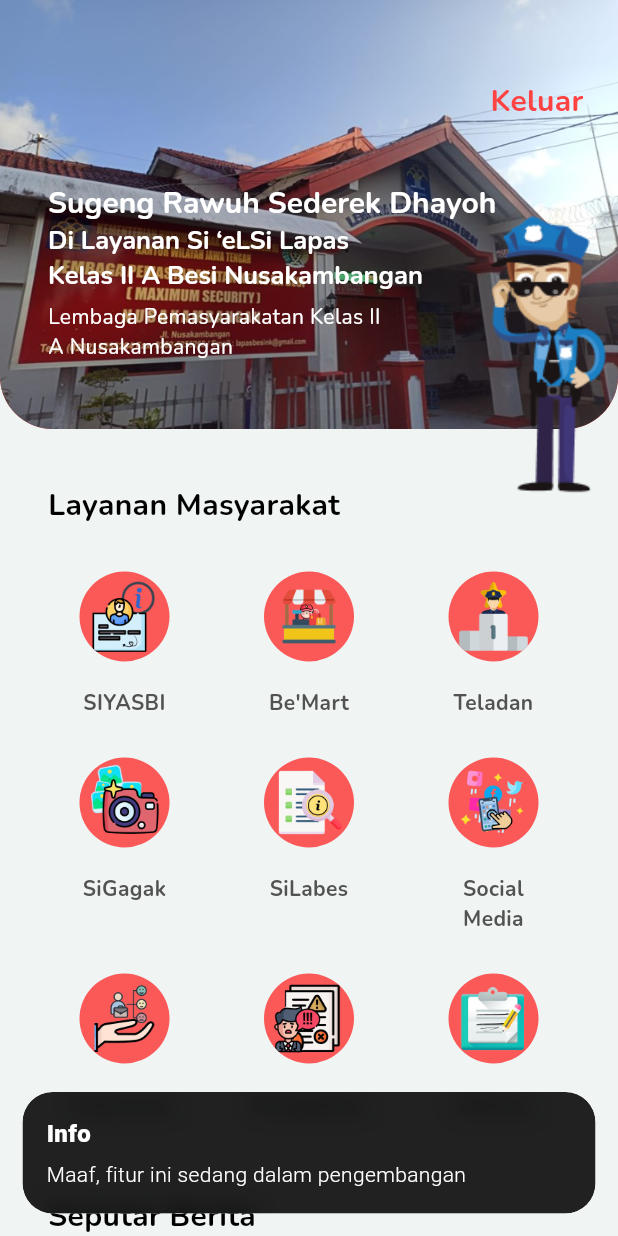
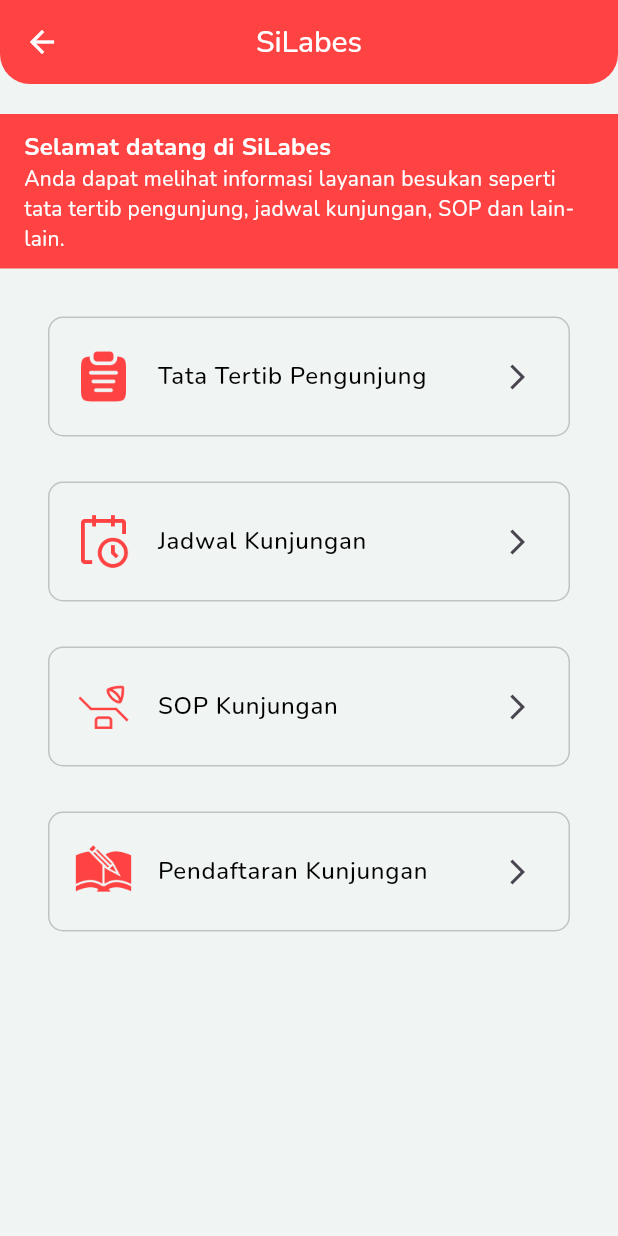
Before and after one commit to Introvertskrrt/SiElsi-Project, a Flutter app: the DashboardKeluargaView screen opened by its route, after a tap on "SiLabes", on a phone screen of 412 x 824 dp. Run offline on Flutter 3.47's test engine with Material 3 defaults, Android fonts, the light colour scheme and no system bars; our stand-ins replace carousel_slider, dash_chat_2, dropdown_button2, file_picker, flutter_svg, get and 3 more.

Commit message:
finished feat-silabes

```diff
--- a/lib/main.dart
+++ b/lib/main.dart
@@ -12,6 +12,7 @@ import 'package:sibesi_app/views/login_views/login_role_view.dart';
 import 'package:sibesi_app/views/login_views/login_pegawai_view.dart';
 import 'package:sibesi_app/views/sigagak_views/detail_kegiatan_view.dart';
 import 'package:sibesi_app/views/sigagak_views/sigagak_view.dart';
+import 'package:sibesi_app/views/silabes_views/silabes_view.dart';
 import 'package:sibesi_app/views/sinamu_views/sinamu_view.dart';
 import 'package:sibesi_app/views/siyasbi_views/daftar_belanja_view.dart';
 import 'package:sibesi_app/views/siyasbi_views/kesehatan_view.dart';
@@ -101,6 +102,10 @@ void main() {
         name: AppRoutes.kepuasanPage,
         page: () => const KepuasanView(),
       ),
+      GetPage(
+        name: AppRoutes.silabesPage,
+        page: () => const SilabesView(),
+      ),
     ],
   ));
 }
--- a/lib/utils/app_routes.dart
+++ b/lib/utils/app_routes.dart
@@ -18,4 +18,5 @@ class AppRoutes {
   static String bemartPage = "/bemartPage";
   static String sinamuPage = "/sinamuPage";
   static String kepuasanPage = "/kepuasanPage";
+  static String silabesPage = "/silabesPage";
 }
--- a/lib/views/dashboard_views/widgets/keluarga_menu_widget.dart
+++ b/lib/views/dashboard_views/widgets/keluarga_menu_widget.dart
@@ -80,7 +80,7 @@ class KeluargaMenuWidget extends StatelessWidget {
               ),
               GestureDetector(
                 onTap: () {
-                  errorSnackBar();
+                  Get.toNamed(AppRoutes.silabesPage);
                 },
                 child: buildMenuColumn(
                   "assets/icons/Silabes.png",
--- /dev/null
+++ b/lib/views/silabes_views/silabes_view.dart
@@ -0,0 +1,44 @@
+import 'package:flutter/material.dart';
+import 'package:sibesi_app/constants/color_constant.dart';
+import 'package:sibesi_app/constants/text_style_constant.dart';
+import 'package:sibesi_app/views/silabes_views/widgets/silabes_menu_widget.dart';
+import 'package:sibesi_app/views/silabes_views/widgets/silabes_welcome_widget.dart';
+
+class SilabesView extends StatelessWidget {
+  const SilabesView({super.key});
+
+  @override
+  Widget build(BuildContext context) {
+    return Scaffold(
+      backgroundColor: ColorConstant.primaryBackground,
+      appBar: PreferredSize(
+        preferredSize: const Size.fromHeight(56.0), // Default appBar height
+        child: ClipRRect(
+          borderRadius: const BorderRadius.only(
+            bottomLeft: Radius.circular(20),
+            bottomRight: Radius.circular(20),
+          ),
+          child: AppBar(
+            iconTheme: const IconThemeData(color: Colors.white),
+            centerTitle: true,
+            backgroundColor: ColorConstant.primaryColor,
+            title: Text(
+              "SiLabes",
+              style: TextStyleConstant.nunitoSemiBold
+                  .copyWith(color: Colors.white, fontSize: 20),
+            ),
+          ),
+        ),
+      ),
+      body: SingleChildScrollView(
+        child: Column(
+          children: [
+            const SizedBox(height: 20),
+            SilabesWelcomeWidget(),
+            SilabesMenuWidget(),
+          ],
+        ),
+      ),
+    );
+  }
+}
--- /dev/null
+++ b/lib/views/silabes_views/widgets/silabes_menu_widget.dart
@@ -0,0 +1,122 @@
+import 'package:flutter/material.dart';
+import 'package:sibesi_app/constants/text_style_constant.dart';
+
+class SilabesMenuWidget extends StatelessWidget {
+  const SilabesMenuWidget({super.key});
+
+  @override
+  Widget build(BuildContext context) {
+    return Padding(
+      padding: const EdgeInsets.all(32),
+      child: Column(
+        crossAxisAlignment: CrossAxisAlignment.center,
+        mainAxisAlignment: MainAxisAlignment.center,
+        children: [
+          Container(
+            width: double.infinity,
+            height: 80,
+            decoration: BoxDecoration(
+              borderRadius: BorderRadius.circular(10),
+              border: Border.all(
+                color: Colors.black.withOpacity(0.2),
+              ),
+            ),
+            child: Center(
+              child: ListTile(
+                leading: SizedBox(
+                  width: 40,
+                  height: 40,
+                  child: Image.asset("assets/icons/tata_tertib_pengunjung.png"),
+                ),
+                title: Text(
+                  "Tata Tertib Pengunjung",
+                  style:
+                      TextStyleConstant.nunitoSemiBold.copyWith(fontSize: 16),
+                ),
+                trailing: const Icon(Icons.arrow_forward_ios, size: 20),
+              ),
+            ),
+          ),
+          const SizedBox(height: 30),
+          Container(
+            width: double.infinity,
+            height: 80,
+            decoration: BoxDecoration(
+              borderRadius: BorderRadius.circular(10),
+              border: Border.all(
+                color: Colors.black.withOpacity(0.2),
+              ),
+            ),
+            child: Center(
+              child: ListTile(
+                leading: SizedBox(
+                  width: 40,
+                  height: 40,
+                  child: Image.asset("assets/icons/jadwal_kunjungan.png"),
+                ),
+                title: Text(
+                  "Jadwal Kunjungan",
+                  style:
+                      TextStyleConstant.nunitoSemiBold.copyWith(fontSize: 16),
+                ),
+                trailing: const Icon(Icons.arrow_forward_ios, size: 20),
+              ),
+            ),
+          ),
+          const SizedBox(height: 30),
+          Container(
+            width: double.infinity,
+            height: 80,
+            decoration: BoxDecoration(
+              borderRadius: BorderRadius.circular(10),
+              border: Border.all(
+                color: Colors.black.withOpacity(0.2),
+              ),
+            ),
+            child: Center(
+              child: ListTile(
+                leading: SizedBox(
+                  width: 40,
+                  height: 40,
+                  child: Image.asset("assets/icons/SOP_kunjungan.png"),
+                ),
+                title: Text(
+                  "SOP Kunjungan",
+                  style:
+                      TextStyleConstant.nunitoSemiBold.copyWith(fontSize: 16),
+                ),
+                trailing: const Icon(Icons.arrow_forward_ios, size: 20),
+              ),
+            ),
+          ),
+          const SizedBox(height: 30),
+          Container(
+            width: double.infinity,
+            height: 80,
+            decoration: BoxDecoration(
+              borderRadius: BorderRadius.circular(10),
+              border: Border.all(
+                color: Colors.black.withOpacity(0.2),
+              ),
+            ),
+            child: Center(
+              child: ListTile(
+                leading: SizedBox(
+                  width: 40,
+                  height: 40,
+                  child: Image.asset("assets/icons/pendaftaran_kunjungan.png"),
+                ),
+                title: Text(
+                  "Pendaftaran Kunjungan",
+                  style:
+                      TextStyleConstant.nunitoSemiBold.copyWith(fontSize: 16),
+                ),
+                trailing: const Icon(Icons.arrow_forward_ios, size: 20),
+              ),
+            ),
+          )
+        ],
+      ),
+    );
+  }
+}
--- /dev/null
+++ b/lib/views/silabes_views/widgets/silabes_welcome_widget.dart
@@ -0,0 +1,38 @@
+import 'package:flutter/material.dart';
+import 'package:sibesi_app/constants/color_constant.dart';
+import 'package:sibesi_app/constants/text_style_constant.dart';
+
+class SilabesWelcomeWidget extends StatelessWidget {
+  const SilabesWelcomeWidget({super.key});
+
+  @override
+  Widget build(BuildContext context) {
+    return Container(
+      width: double.infinity,
+      decoration: BoxDecoration(color: ColorConstant.primaryColor),
+      child: Padding(
+        padding: const EdgeInsets.only(left: 16, right: 16, top: 10),
+        child: Column(
+          crossAxisAlignment: CrossAxisAlignment.start,
+          children: [
+            Text(
+              "Selamat datang di SiLabes",
+              style: TextStyleConstant.nunitoBold.copyWith(
+                fontSize: 16,
+                color: Colors.white,
+              ),
+            ),
+            Text(
+              "Anda dapat melihat informasi layanan besukan seperti tata tertib pengunjung, jadwal kunjungan, SOP dan lain-lain.",
+              style: TextStyleConstant.nunitoRegular.copyWith(
+                fontSize: 14,
+                color: Colors.white,
+              ),
+            ),
+            const SizedBox(height: 10),
+          ],
+        ),
+      ),
+    );
+  }
+}
```
Also changed, not shown: assets/icons/SOP_kunjungan.png (added), assets/icons/jadwal_kunjungan.png (added), assets/icons/pendaftaran_kunjungan.png (added), assets/icons/tata_tertib_pengunjung.png (added).
